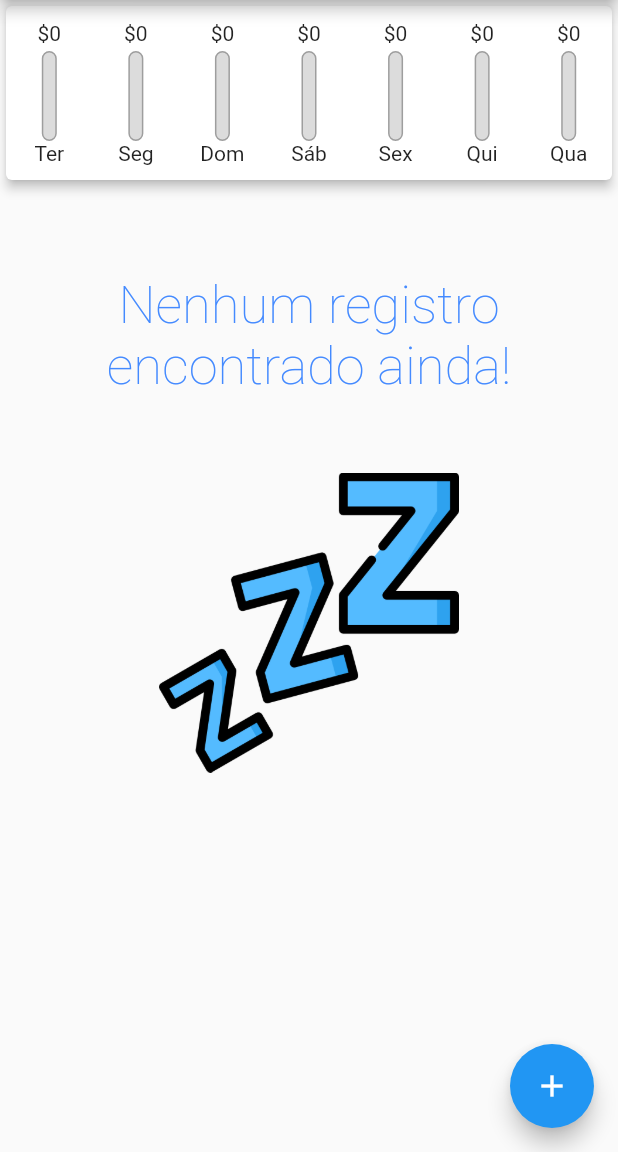
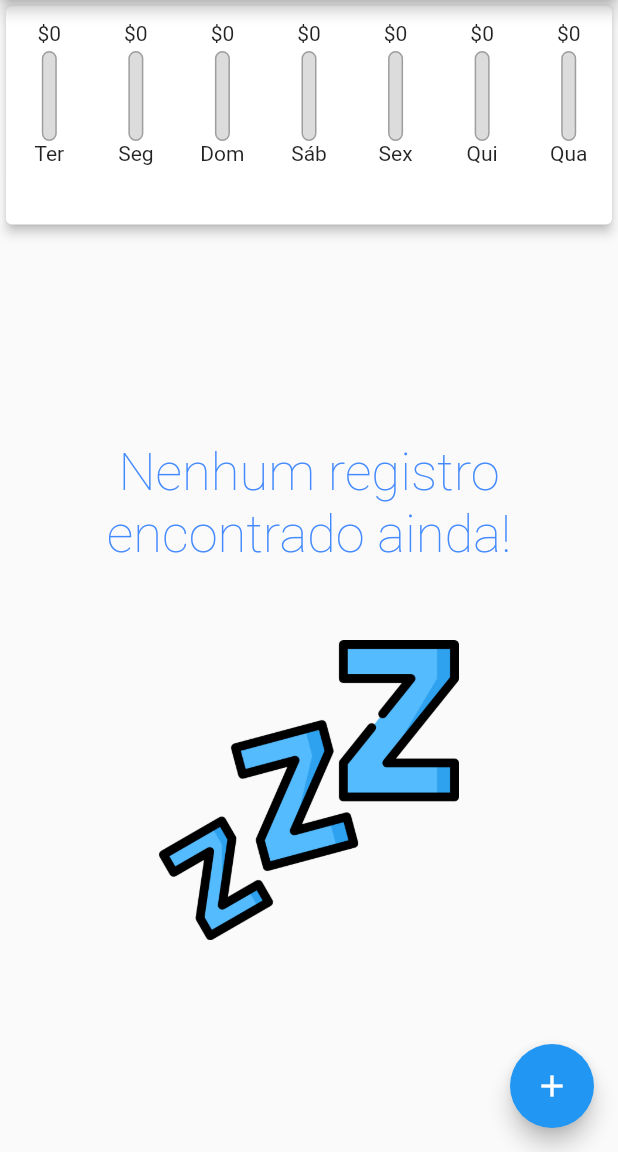
Before and after one commit to matheustkaczyk/finance_app, a Flutter app: the screen it shows after launch, on a phone screen of 412 x 824 dp, the part 84-1236 px from its top. Run offline on Flutter 3.47's test engine with Material 2 defaults, Android fonts, the phone set to English and light mode, and no system bars.

Commit message:
refact: refactoring to dinamically calculate the layout space needed

```diff
--- a/lib/main.dart
+++ b/lib/main.dart
@@ -71,8 +71,7 @@ class _HomePageState extends State<HomePage> {
 
   @override
   Widget build(BuildContext context) {
-    return Scaffold(
-      appBar: AppBar(
+    final appBar = AppBar(
       title: const Text('Minhas finanças'),
       actions: [
         IconButton(
@@ -80,12 +79,24 @@ class _HomePageState extends State<HomePage> {
           onPressed: () => _startAddNewTransaction(context),
         ),
       ],
-      ),
+    );
+    return Scaffold(
+      appBar: appBar,
       body: SingleChildScrollView(
         child: Column(
           children: [
-            Chart(_recentTransactions),
-            TransactionsList(_transactions, _deleteTransaction),
+            SizedBox(
+                height: (MediaQuery.of(context).size.height -
+                        appBar.preferredSize.height -
+                        MediaQuery.of(context).padding.top) *
+                    0.2,
+                child: Chart(_recentTransactions)),
+            SizedBox(
+                height: (MediaQuery.of(context).size.height -
+                        appBar.preferredSize.height -
+                        MediaQuery.of(context).padding.top) *
+                    0.8,
+                child: TransactionsList(_transactions, _deleteTransaction)),
           ],
         ),
       ),
--- a/lib/widgets/transaction_list.dart
+++ b/lib/widgets/transaction_list.dart
@@ -18,7 +18,6 @@ class TransactionsList extends StatelessWidget {
   @override
   Widget build(BuildContext context) {
     return SizedBox(
-      height: 450,
       child: transactions.isEmpty == true
           ? NotFound('Nenhum registro encontrado ainda!')
           : ListView.builder(
```
Lines whose indentation alone changed are shown as unchanged.
